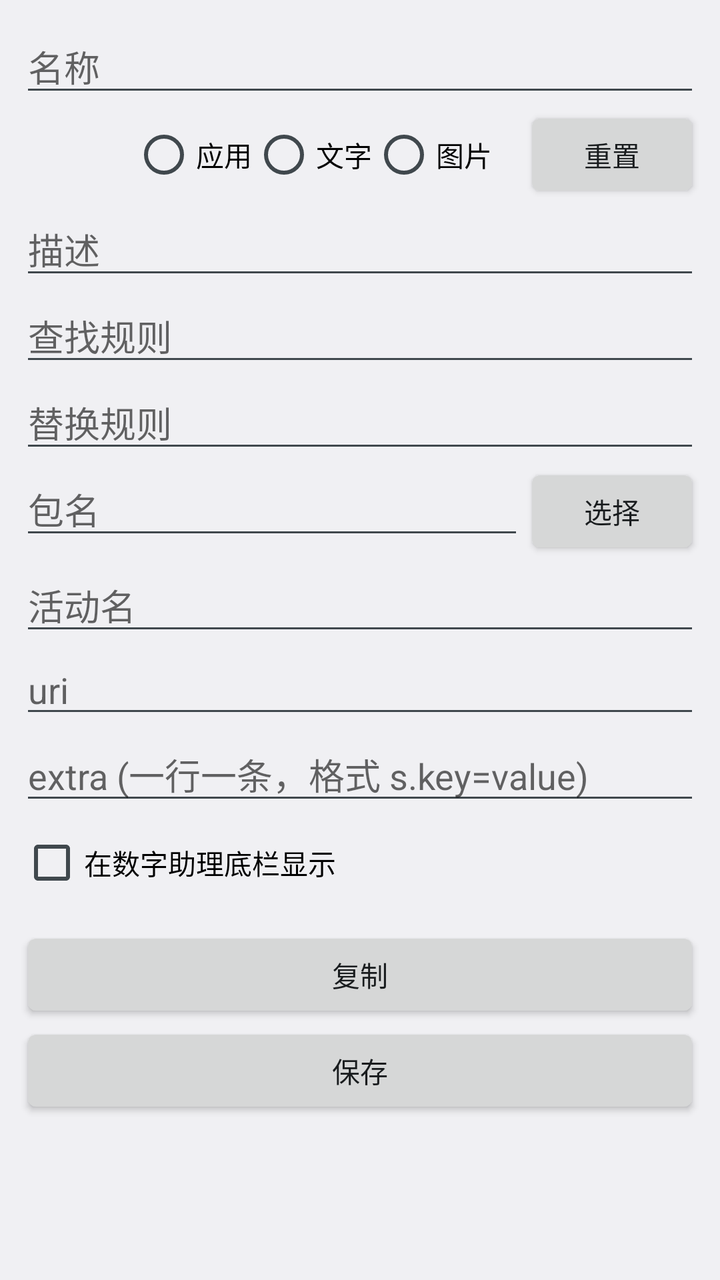
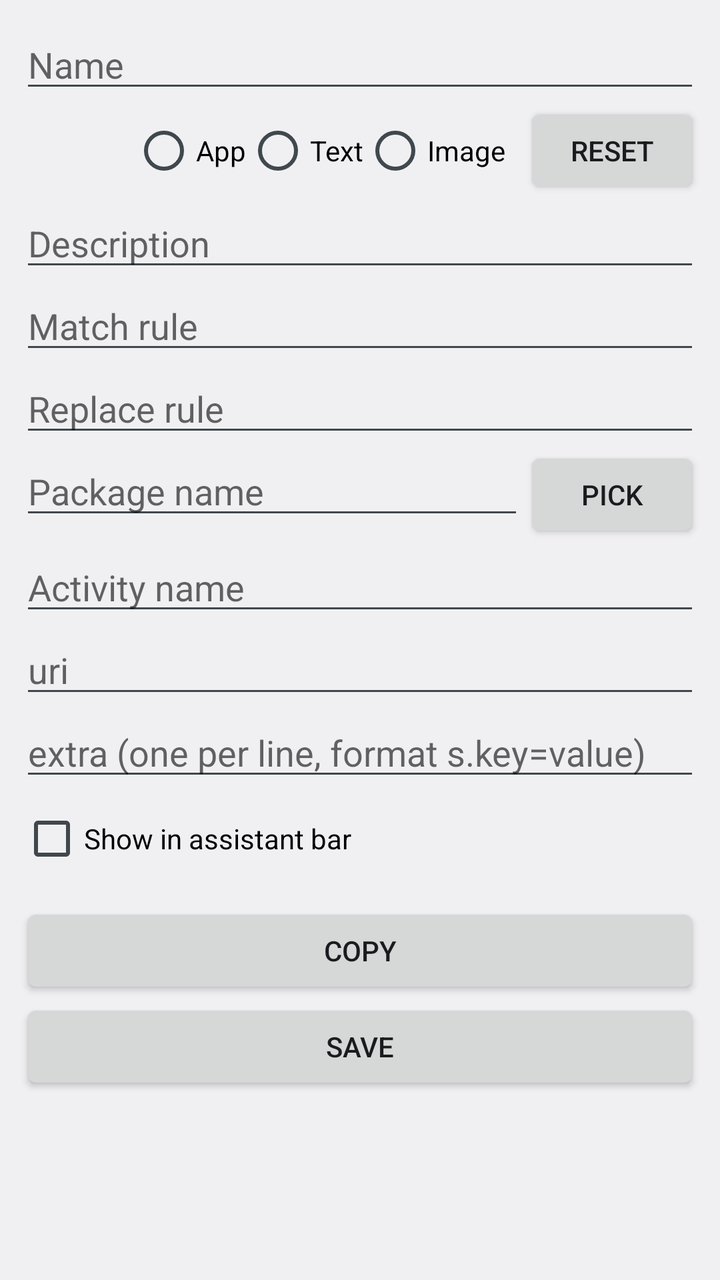

An Android layout rendered at two revisions. The XML below is the earlier revision; the diff shows what the commit changed to produce the second picture.
<!-- AndroidManifest.xml: application theme AppTheme -->
<!-- res/layout/activity_jump_edit.xml -->
<?xml version="1.0" encoding="utf-8"?>
<ScrollView xmlns:android="http://schemas.android.com/apk/res/android"
    xmlns:tools="http://schemas.android.com/tools"
    android:layout_width="match_parent"
    android:layout_height="match_parent"
    android:fillViewport="true"
    android:fitsSystemWindows="true"
    tools:context=".JumpEditActivity"
    tools:ignore="HardcodedText,Autofill,TextFields">

    <LinearLayout
        android:layout_width="match_parent"
        android:layout_height="wrap_content"
        android:orientation="vertical"
        android:padding="10dp">

        <EditText
            android:id="@+id/name"
            android:layout_width="match_parent"
            android:layout_height="wrap_content"
            android:hint="名称" />

        <LinearLayout
            android:layout_width="match_parent"
            android:layout_height="wrap_content"
            android:gravity="center_vertical">

            <ImageView
                android:id="@+id/iconPreview"
                android:layout_width="48dp"
                android:layout_height="48dp"
                android:background="?android:attr/selectableItemBackground"
                android:contentDescription="图标"
                android:padding="4dp"
                android:scaleType="fitCenter" />

            <TextView
                android:id="@+id/iconValue"
                android:layout_width="0dp"
                android:layout_height="0dp"
                android:visibility="gone" />

            <RadioGroup
                android:id="@+id/iconTypeGroup"
                android:layout_width="0dp"
                android:layout_height="wrap_content"
                android:layout_marginStart="8dp"
                android:layout_weight="1"
                android:orientation="horizontal">

                <RadioButton
                    android:id="@+id/rb_app"
                    android:layout_width="wrap_content"
                    android:layout_height="wrap_content"
                    android:text="应用" />

                <RadioButton
                    android:id="@+id/rb_text"
                    android:layout_width="wrap_content"
                    android:layout_height="wrap_content"
                    android:text="文字" />

                <RadioButton
                    android:id="@+id/rb_image"
                    android:layout_width="wrap_content"
                    android:layout_height="wrap_content"
                    android:text="图片" />
            </RadioGroup>

            <Button
                android:id="@+id/btn_reset_icon"
                android:layout_width="wrap_content"
                android:layout_height="wrap_content"
                android:text="重置" />
        </LinearLayout>

        <EditText
            android:id="@+id/description"
            android:layout_width="match_parent"
            android:layout_height="wrap_content"
            android:hint="描述" />

        <EditText
            android:id="@+id/matchRule"
            android:layout_width="match_parent"
            android:layout_height="wrap_content"
            android:hint="查找规则" />

        <EditText
            android:id="@+id/replaceRule"
            android:layout_width="match_parent"
            android:layout_height="wrap_content"
            android:hint="替换规则" />

        <LinearLayout
            android:layout_width="match_parent"
            android:layout_height="wrap_content"
            android:orientation="horizontal">

            <EditText
                android:id="@+id/packageName"
                android:layout_width="0dp"
                android:layout_height="wrap_content"
                android:layout_weight="1"
                android:hint="包名" />

            <Button
                android:id="@+id/btn_pick_app"
                android:layout_width="wrap_content"
                android:layout_height="wrap_content"
                android:text="选择" />
        </LinearLayout>

        <EditText
            android:id="@+id/activity"
            android:layout_width="match_parent"
            android:layout_height="wrap_content"
            android:hint="活动名" />

        <EditText
            android:id="@+id/uri"
            android:layout_width="match_parent"
            android:layout_height="wrap_content"
            android:hint="uri" />

        <EditText
            android:id="@+id/extra"
            android:layout_width="match_parent"
            android:layout_height="wrap_content"
            android:hint="extra (一行一条，格式 s.key=value)" />

        <CheckBox
            android:id="@+id/cb_show_assistant"
            android:layout_width="wrap_content"
            android:layout_height="wrap_content"
            android:layout_marginTop="8dp"
            android:text="在数字助理底栏显示" />

        <LinearLayout
            android:layout_width="match_parent"
            android:layout_height="wrap_content"
            android:layout_marginTop="16dp"
            android:orientation="horizontal">

            <Button
                android:id="@+id/start"
                android:layout_width="0dp"
                android:layout_height="wrap_content"
                android:layout_weight="1"
                android:text="启动"
                android:visibility="gone" />

            <Button
                android:id="@+id/copy"
                android:layout_width="0dp"
                android:layout_height="wrap_content"
                android:layout_weight="1"
                android:text="复制" />
        </LinearLayout>

        <Button
            android:id="@+id/save"
            android:layout_width="match_parent"
            android:layout_height="wrap_content"
            android:text="保存" />

        <Button
            android:id="@+id/delete"
            android:layout_width="match_parent"
            android:layout_height="wrap_content"
            android:text="删除"
            android:visibility="gone" />

        <TextView
            android:id="@+id/show"
            android:layout_width="match_parent"
            android:layout_height="wrap_content" />

    </LinearLayout>
</ScrollView>
<!-- resources referenced by this layout -->
<resources>
  <style name="AppTheme" parent="@android:style/Theme.DeviceDefault.Light.NoActionBar">
          <item name="android:statusBarColor">@android:color/white</item>
          <item name="android:windowLightStatusBar">true</item>
      </style>
</resources>

<!-- the commit's change to res/layout/activity_jump_edit.xml (unified diff, before → after) -->
@@ -6,7 +6,7 @@
     android:fillViewport="true"
     android:fitsSystemWindows="true"
     tools:context=".JumpEditActivity"
-    tools:ignore="HardcodedText,Autofill,TextFields">
+    tools:ignore="Autofill,TextFields">
 
     <LinearLayout
         android:layout_width="match_parent"
@@ -18,7 +18,7 @@
             android:id="@+id/name"
             android:layout_width="match_parent"
             android:layout_height="wrap_content"
-            android:hint="名称" />
+            android:hint="@string/name_hint" />
 
         <LinearLayout
             android:layout_width="match_parent"
@@ -30,7 +30,7 @@
                 android:layout_width="48dp"
                 android:layout_height="48dp"
                 android:background="?android:attr/selectableItemBackground"
-                android:contentDescription="图标"
+                android:contentDescription="@string/icon_desc"
                 android:padding="4dp"
                 android:scaleType="fitCenter" />
 
@@ -52,45 +52,45 @@
                     android:id="@+id/rb_app"
                     android:layout_width="wrap_content"
                     android:layout_height="wrap_content"
-                    android:text="应用" />
+                    android:text="@string/icon_type_app" />
 
                 <RadioButton
                     android:id="@+id/rb_text"
                     android:layout_width="wrap_content"
                     android:layout_height="wrap_content"
-                    android:text="文字" />
+                    android:text="@string/icon_type_text" />
 
                 <RadioButton
                     android:id="@+id/rb_image"
                     android:layout_width="wrap_content"
                     android:layout_height="wrap_content"
-                    android:text="图片" />
+                    android:text="@string/icon_type_image" />
             </RadioGroup>
 
             <Button
                 android:id="@+id/btn_reset_icon"
                 android:layout_width="wrap_content"
                 android:layout_height="wrap_content"
-                android:text="重置" />
+                android:text="@string/reset" />
         </LinearLayout>
 
         <EditText
             android:id="@+id/description"
             android:layout_width="match_parent"
             android:layout_height="wrap_content"
-            android:hint="描述" />
+            android:hint="@string/description_hint" />
 
         <EditText
             android:id="@+id/matchRule"
             android:layout_width="match_parent"
             android:layout_height="wrap_content"
-            android:hint="查找规则" />
+            android:hint="@string/match_rule_hint" />
 
         <EditText
             android:id="@+id/replaceRule"
             android:layout_width="match_parent"
             android:layout_height="wrap_content"
-            android:hint="替换规则" />
+            android:hint="@string/replace_rule_hint" />
 
         <LinearLayout
             android:layout_width="match_parent"
@@ -102,20 +102,20 @@
                 android:layout_width="0dp"
                 android:layout_height="wrap_content"
                 android:layout_weight="1"
-                android:hint="包名" />
+                android:hint="@string/package_name_hint" />
 
             <Button
                 android:id="@+id/btn_pick_app"
                 android:layout_width="wrap_content"
                 android:layout_height="wrap_content"
-                android:text="选择" />
+                android:text="@string/pick" />
         </LinearLayout>
 
         <EditText
             android:id="@+id/activity"
             android:layout_width="match_parent"
             android:layout_height="wrap_content"
-            android:hint="活动名" />
+            android:hint="@string/activity_name_hint" />
 
         <EditText
             android:id="@+id/uri"
@@ -127,14 +127,14 @@
             android:id="@+id/extra"
             android:layout_width="match_parent"
             android:layout_height="wrap_content"
-            android:hint="extra (一行一条，格式 s.key=value)" />
+            android:hint="@string/extra_hint" />
 
         <CheckBox
             android:id="@+id/cb_show_assistant"
             android:layout_width="wrap_content"
             android:layout_height="wrap_content"
             android:layout_marginTop="8dp"
-            android:text="在数字助理底栏显示" />
+            android:text="@string/show_in_assistant" />
 
         <LinearLayout
             android:layout_width="match_parent"
@@ -147,7 +147,7 @@
                 android:layout_width="0dp"
                 android:layout_height="wrap_content"
                 android:layout_weight="1"
-                android:text="启动"
+                android:text="@string/launch"
                 android:visibility="gone" />
 
             <Button
@@ -155,20 +155,20 @@
                 android:layout_width="0dp"
                 android:layout_height="wrap_content"
                 android:layout_weight="1"
-                android:text="复制" />
+                android:text="@string/copy" />
         </LinearLayout>
 
         <Button
             android:id="@+id/save"
             android:layout_width="match_parent"
             android:layout_height="wrap_content"
-            android:text="保存" />
+            android:text="@string/save" />
 
         <Button
             android:id="@+id/delete"
             android:layout_width="match_parent"
             android:layout_height="wrap_content"
-            android:text="删除"
+            android:text="@string/delete"
             android:visibility="gone" />
 
         <TextView
<!-- resource entries referenced after the edit -->
@@ -1,5 +1,23 @@
 <!-- resources referenced by this layout -->
 <resources>
+  <string name="activity_name_hint">Activity name</string>
+  <string name="copy">Copy</string>
+  <string name="delete">Delete</string>
+  <string name="description_hint">Description</string>
+  <string name="extra_hint">extra (one per line, format s.key=value)</string>
+  <string name="icon_desc">Icon</string>
+  <string name="icon_type_app">App</string>
+  <string name="icon_type_image">Image</string>
+  <string name="icon_type_text">Text</string>
+  <string name="launch">Launch</string>
+  <string name="match_rule_hint">Match rule</string>
+  <string name="name_hint">Name</string>
+  <string name="package_name_hint">Package name</string>
+  <string name="pick">Pick</string>
+  <string name="replace_rule_hint">Replace rule</string>
+  <string name="reset">Reset</string>
+  <string name="save">Save</string>
+  <string name="show_in_assistant">Show in assistant bar</string>
   <style name="AppTheme" parent="@android:style/Theme.DeviceDefault.Light.NoActionBar">
           <item name="android:statusBarColor">@android:color/white</item>
           <item name="android:windowLightStatusBar">true</item>
